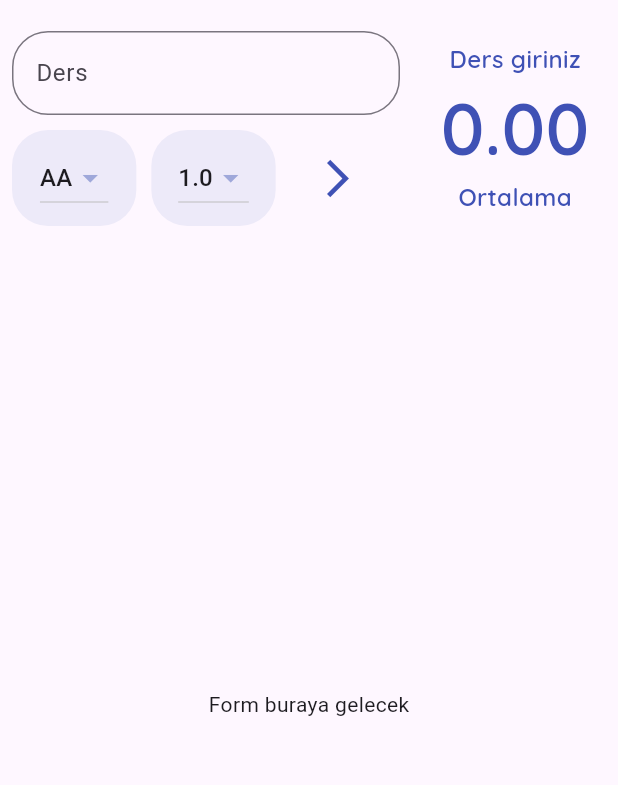
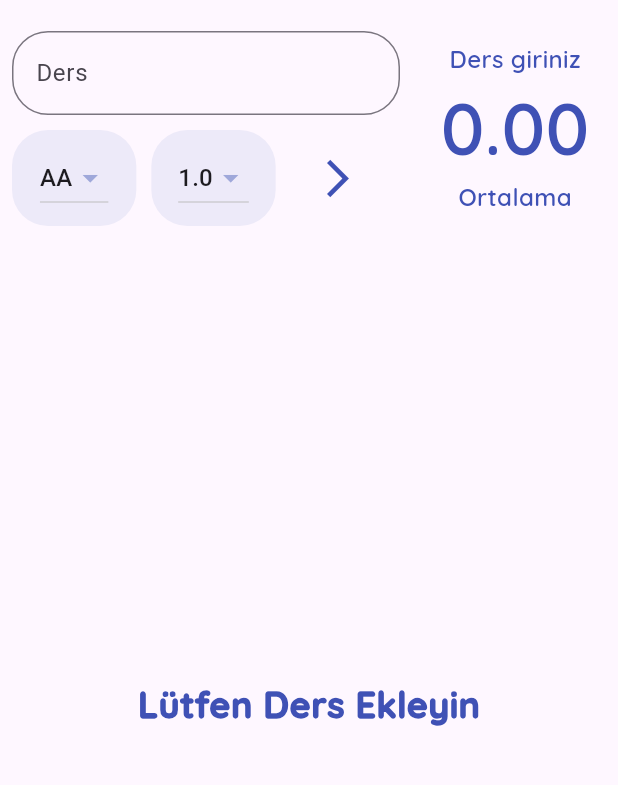
Before and after one commit to BerkayGithub/dinamik_not_ortalama, a Flutter app: the screen it shows after launch, on a phone screen of 412 x 824 dp, the part 65-850 px from its top. Run offline on Flutter 3.47's test engine with Material 3 defaults, Android fonts, the phone set to English and light mode, and no system bars; our stand-ins replace google_fonts.

Commit message:
Ders listesi ve callback fonksiyonları

```diff
--- a/lib/pages/ortalama_hesap_page.dart
+++ b/lib/pages/ortalama_hesap_page.dart
@@ -1,6 +1,9 @@
 import 'package:dinamik_not_ortalama/constants/app_constants.dart';
 import 'package:dinamik_not_ortalama/helper/data_helper.dart';
 import 'package:dinamik_not_ortalama/model/ders.dart';
+import 'package:dinamik_not_ortalama/widgets/credit_dropdown_widget.dart';
+import 'package:dinamik_not_ortalama/widgets/ders_listesi.dart';
+import 'package:dinamik_not_ortalama/widgets/harf_dropdown_widget.dart';
 import 'package:dinamik_not_ortalama/widgets/ortalama_goster.dart';
 import 'package:flutter/material.dart';
 
@@ -13,7 +16,6 @@ class OrtalamaHesapApp extends StatefulWidget {
 
 class _OrtalamaHesapAppState extends State<OrtalamaHesapApp> {
   GlobalKey<FormState> formKey = GlobalKey<FormState>();
-  var secilenNotText = "AA";
   double secilenNot = 4;
   double seclenCredit = 1;
   String girilenDersAdi = '';
@@ -39,7 +41,13 @@ class _OrtalamaHesapAppState extends State<OrtalamaHesapApp> {
               ),
             ],
           ),
-          Expanded(child: Center(child: Text("Form buraya gelecek"))),
+          Expanded(child: Center(child: DersListesi(
+            onElemanCikarildi: (index){
+              DataHelper.tumDersler.removeAt(index);
+              setState(() {
+              });
+            },
+          ))),
         ],
       ),
     );
@@ -58,9 +66,17 @@ class _OrtalamaHesapAppState extends State<OrtalamaHesapApp> {
               mainAxisSize: MainAxisSize.max,
               mainAxisAlignment: MainAxisAlignment.spaceEvenly,
               children: [
-                Expanded(child: _buildHarfler()),
+                Expanded(child: HarfDropDownWidget(harfSecildi: (secilenNotTemp){
+                  setState(() {
+                    secilenNot = secilenNotTemp;
+                  });
+                })),
                 SizedBox(width: 10),
-                Expanded(child: _buildKrediler()),
+                Expanded(child: CreditDropDownWidget(onCreditSecildi: (seclenCreditTemp){
+                  setState(() {
+                    seclenCredit = seclenCreditTemp;
+                  });
+                })),
                 Expanded(
                   child: IconButton(
                     onPressed: _ortlamaHesaplaVeDersEkle,
@@ -79,6 +95,7 @@ class _OrtalamaHesapAppState extends State<OrtalamaHesapApp> {
 
   TextFormField _buildTextFormField() {
     return TextFormField(
+      keyboardType: TextInputType.text,
       onSaved: (girilenDeger){
         setState(() {
           girilenDersAdi = girilenDeger!;
@@ -100,50 +117,6 @@ class _OrtalamaHesapAppState extends State<OrtalamaHesapApp> {
     );
   }
 
-  Container _buildKrediler() {
-    return Container(
-      alignment: Alignment.center,
-      padding: EdgeInsets.all(8.0),
-      decoration: BoxDecoration(
-        color: AppSabitleri.anaRenk.shade100.withAlpha(75),
-        borderRadius: AppSabitleri.borderRadius,
-      ),
-      child: DropdownButton<double>(
-        elevation: 16,
-        iconEnabledColor: AppSabitleri.anaRenk.shade200,
-        items: DataHelper.krediListesiniDondur(),
-        onChanged: (double? seclenCreditTemp) {
-          setState(() {
-            seclenCredit = seclenCreditTemp!;
-          });
-        },
-        value: seclenCredit,
-      ),
-    );
-  }
-
-  Container _buildHarfler() {
-    return Container(
-      alignment: Alignment.center,
-      padding: EdgeInsets.all(8.0),
-      decoration: BoxDecoration(
-        color: AppSabitleri.anaRenk.shade100.withAlpha(75),
-        borderRadius: AppSabitleri.borderRadius,
-      ),
-      child: DropdownButton<double>(
-        elevation: 16,
-        iconEnabledColor: AppSabitleri.anaRenk.shade200,
-        items: DataHelper.harfListesiDondur(),
-        onChanged: (double? secilenNotTemp) {
-          setState(() {
-            secilenNot = secilenNotTemp!;
-          });
-        },
-        value: secilenNot,
-      ),
-    );
-  }
-
   _ortlamaHesaplaVeDersEkle() {
     if(formKey.currentState!.validate()){
       formKey.currentState!.save();
--- /dev/null
+++ b/lib/widgets/credit_dropdown_widget.dart
@@ -0,0 +1,41 @@
+
+import 'package:flutter/material.dart';
+
+import '../constants/app_constants.dart';
+import '../helper/data_helper.dart';
+
+class CreditDropDownWidget extends StatefulWidget{
+  final Function onCreditSecildi;
+  const CreditDropDownWidget({super.key, required this.onCreditSecildi});
+
+  @override
+  State<CreditDropDownWidget> createState() => _CreditDropDownWidgetState();
+}
+
+class _CreditDropDownWidgetState extends State<CreditDropDownWidget> {
+  double seclenCredit = 1.0;
+
+  @override
+  Widget build(BuildContext context) {
+    return Container(
+      alignment: Alignment.center,
+      padding: EdgeInsets.all(8.0),
+      decoration: BoxDecoration(
+        color: AppSabitleri.anaRenk.shade100.withAlpha(75),
+        borderRadius: AppSabitleri.borderRadius,
+      ),
+      child: DropdownButton<double>(
+        elevation: 16,
+        iconEnabledColor: AppSabitleri.anaRenk.shade200,
+        items: DataHelper.krediListesiniDondur(),
+        onChanged: (double? seclenCreditTemp) {
+          setState(() {
+            seclenCredit = seclenCreditTemp!;
+            widget.onCreditSecildi(seclenCreditTemp);
+          });
+        },
+        value: seclenCredit,
+      ),
+    );
+  }
+}
--- /dev/null
+++ b/lib/widgets/ders_listesi.dart
@@ -0,0 +1,42 @@
+import 'package:dinamik_not_ortalama/constants/app_constants.dart';
+import 'package:dinamik_not_ortalama/helper/data_helper.dart';
+import 'package:flutter/cupertino.dart';
+import 'package:flutter/material.dart';
+
+class DersListesi extends StatelessWidget {
+  final Function onElemanCikarildi;
+  const DersListesi({super.key, required this.onElemanCikarildi});
+
+  @override
+  Widget build(BuildContext context) {
+    return DataHelper.tumDersler.isNotEmpty ? ListView.builder(
+      itemCount: DataHelper.tumDersler.length,
+      itemBuilder: (BuildContext context, int index) {
+        return Dismissible(
+          key: UniqueKey(),
+          direction: DismissDirection.startToEnd,
+          onDismissed: (e){
+            onElemanCikarildi(index);
+          },
+          child: Padding(
+            padding: const EdgeInsets.all(8.0),
+            child: Card(
+              child: ListTile(
+                leading: CircleAvatar(
+                  child: Text(DataHelper.tumDersler[index].harfDegeri.toString()),
+                ),
+                title: Text(DataHelper.tumDersler[index].ad),
+                subtitle: Text(
+                  "Credit:${DataHelper.tumDersler[index].krediDegeri}",
+                )
+              ),
+            ),
+          ),
+        );
+      },
+    ) : Container(
+      alignment: Alignment.center,
+      child: Text("Lütfen Ders Ekleyin", style: AppSabitleri.textStyle,),
+    );
+  }
+}
--- /dev/null
+++ b/lib/widgets/harf_dropdown_widget.dart
@@ -0,0 +1,39 @@
+import 'package:flutter/material.dart';
+import '../constants/app_constants.dart';
+import '../helper/data_helper.dart';
+
+class HarfDropDownWidget extends StatefulWidget{
+  final Function harfSecildi;
+  const HarfDropDownWidget({super.key, required this.harfSecildi});
+
+  @override
+  State<HarfDropDownWidget> createState() => _HarfDropDownWidgetState();
+}
+
+class _HarfDropDownWidgetState extends State<HarfDropDownWidget> {
+  double secilenNot = 4;
+
+  @override
+  Widget build(BuildContext context) {
+    return Container(
+      alignment: Alignment.center,
+      padding: EdgeInsets.all(8.0),
+      decoration: BoxDecoration(
+        color: AppSabitleri.anaRenk.shade100.withAlpha(75),
+        borderRadius: AppSabitleri.borderRadius,
+      ),
+      child: DropdownButton<double>(
+        elevation: 16,
+        iconEnabledColor: AppSabitleri.anaRenk.shade200,
+        items: DataHelper.harfListesiDondur(),
+        onChanged: (double? secilenNotTemp) {
+          setState(() {
+            secilenNot = secilenNotTemp!;
+            widget.harfSecildi(secilenNot);
+          });
+        },
+        value: secilenNot,
+      ),
+    );
+  }
+}
```
